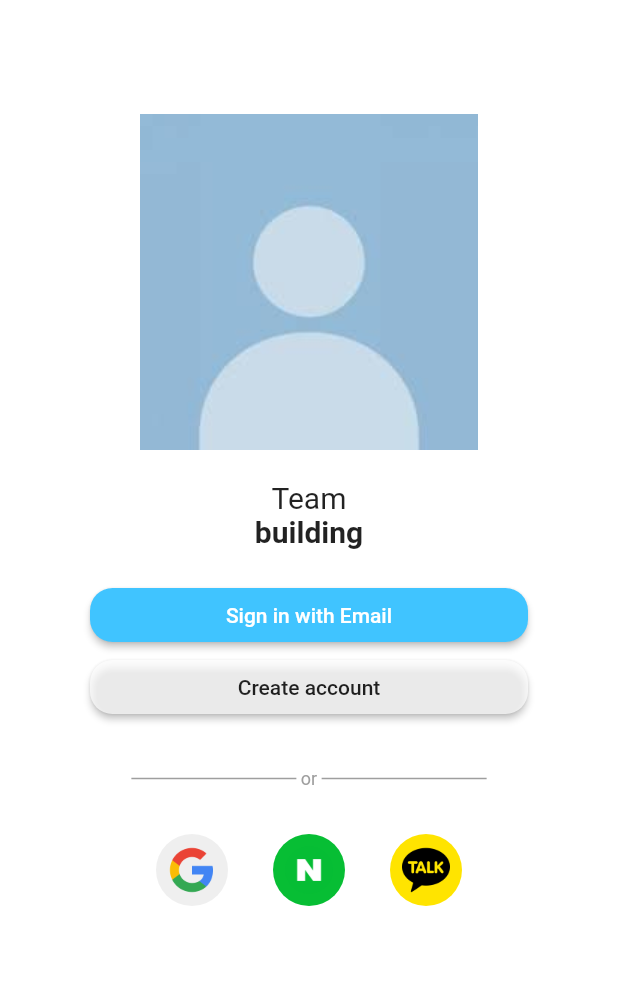
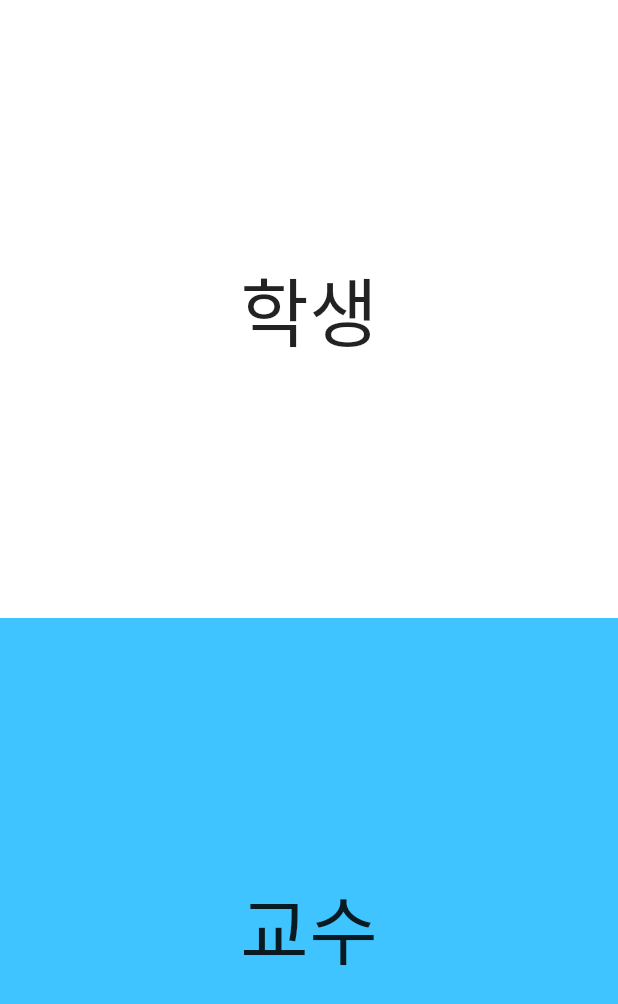
Before and after one commit to 22-2-HandsOn/TeamBuildingApp, a Flutter app: the screen it shows after launch, on a phone screen of 412 x 824 dp. Shown: the top 1004 px of the screen. Run offline on Flutter 3.47's test engine with Material 2 defaults, Android fonts, the phone set to English and light mode, and no system bars; our stand-ins replace cloud_firestore, firebase_auth, firebase_core; accounts and stored records are empty; Roboto replaces fonts that are missing (GmarketSansTTF).

Commit message:
login page 수정

```diff
--- /dev/null
+++ b/lib/initPage.dart
@@ -0,0 +1,56 @@
+import 'package:flutter/material.dart';
+
+// 가장 먼저 실행되는 페이지입니다
+class InitPage extends StatelessWidget {
+  const InitPage({Key? key}) : super(key: key);
+
+  @override
+  Widget build(BuildContext context) {
+    return Scaffold(
+      appBar: AppBar(
+        backgroundColor: Colors.transparent,
+        elevation: 0.0,
+      ),
+      extendBodyBehindAppBar: true,
+      body: Center(
+        child: Column(
+          mainAxisAlignment: MainAxisAlignment.center,
+          children: [
+            GestureDetector(
+              onTap: () {
+                Navigator.of(context).pushNamed('/toInitialPageT');
+              },
+              child: Container(
+                alignment: Alignment.center,
+                color: Colors.white,
+                height: MediaQuery.of(context).size.height / 2,
+                width: MediaQuery.of(context).size.width,
+                child: Text("학생",
+                    style: TextStyle(
+                      fontFamily: "GmarketSansTTF",
+                      fontSize: 50,
+                    )),
+              ),
+            ),
+            GestureDetector(
+              onTap: () {
+                Navigator.of(context).pushNamed('/toInitialPage');
+              },
+              child: Container(
+                alignment: Alignment.center,
+                color: Colors.lightBlueAccent,
+                height: MediaQuery.of(context).size.height / 2,
+                width: MediaQuery.of(context).size.width,
+                child: Text("교수",
+                    style: TextStyle(
+                      fontFamily: "GmarketSansTTF",
+                      fontSize: 50,
+                    )),
+              ),
+            ),
+          ],
+        ),
+      ),
+    );
+  }
+}
--- a/lib/login/initPage.dart
+++ b/lib/login/initPage.dart
@@ -1,7 +1,7 @@
 import 'package:flutter/material.dart';
 
-class InitPage extends StatelessWidget {
-  const InitPage({Key? key}) : super(key: key);
+class loginInitPage extends StatelessWidget {
+  const loginInitPage({Key? key}) : super(key: key);
 
   @override
   Widget build(BuildContext context) {
@@ -9,7 +9,7 @@ class InitPage extends StatelessWidget {
         appBar: AppBar(
           elevation: 0,
           title: const Text(
-            "",
+            "Team building",
             style: TextStyle(
                 color: Colors.black87,
                 fontFamily: "GmarketSansTTF",
@@ -29,26 +29,16 @@ class InitPage extends StatelessWidget {
               child: Image(image: AssetImage("assets/images/profile.jpeg")),
             ),
             Padding(
-              padding: const EdgeInsets.only(left: 20, right: 20, bottom: 20),
-              child: RichText(
-                text: TextSpan(
-                    text: "Team \n",
+                padding: const EdgeInsets.only(left: 20, right: 20, bottom: 10),
+                child: RichText(
+                  text: TextSpan(
+                    text: "",
                     style: TextStyle(
                         color: Colors.black87,
                         fontFamily: "GmarketSansTTF",
                         fontSize: 20),
-                    children: [
-                      TextSpan(
-                          text: "building",
-                          style: TextStyle(
-                              color: Colors.black87,
-                              fontFamily: "GmarketSansTTF",
-                              fontWeight: FontWeight.bold,
-                              fontSize: 20)),
-                    ]),
-                textAlign: TextAlign.center,
-              ),
-            ),
+                  ),
+                )),
             Padding(
               padding: const EdgeInsets.only(left: 60, right: 60, bottom: 30),
               child: Column(
--- a/lib/main.dart
+++ b/lib/main.dart
@@ -1,8 +1,9 @@
 import 'package:firebase_core/firebase_core.dart';
 import 'package:flutter/material.dart';
-import 'package:team/login/initPage.dart';
+import 'package:team/initPage.dart';
 import 'package:team/login/signInPage.dart';
 import 'package:team/login/signUpPage.dart';
+import 'package:team/login/initPage.dart';
 
 void main() async {
   WidgetsFlutterBinding.ensureInitialized();
@@ -21,11 +22,9 @@ class MyApp extends StatelessWidget {
         routes: {
           //login
           '/': (context) => const InitPage(),
+          'toLogin': (context) => const loginInitPage(),
           '/toSignInPage': (context) => const SignInPage(),
           '/toSignUpPage': (context) => const SignUpPage(),
-
-          //chat
-          //'/toChatloungPage': (context) => const ,
         });
   }
 }
```
Also changed, not shown: lib/login/signUpPage.dart (+6 -6 lines).
